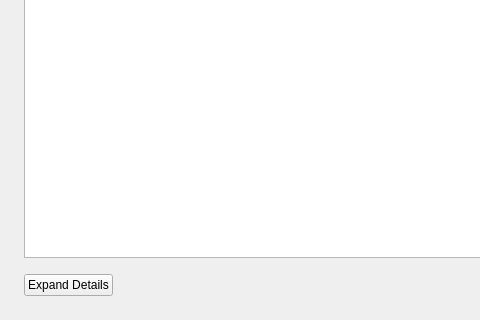
The window that src/qt/forms/offchaingovernance.ui (koifinance/NixCore) describes before a commit, drawn with Qt 5; both pictures show x 0 to 480 and y 280 to 600 of the 800 by 600 pixel window.
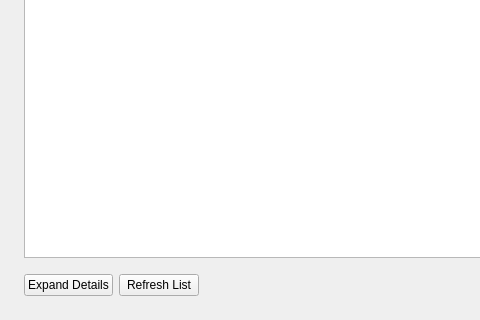
The same window after the commit.

Diff of the .ui file:
```diff
--- a/src/qt/forms/offchaingovernance.ui
+++ b/src/qt/forms/offchaingovernance.ui
@@ -156,6 +156,13 @@
            </property>
           </widget>
          </item>
+         <item>
+          <widget class="QPushButton" name="refreshListButton">
+           <property name="text">
+            <string>Refresh List</string>
+           </property>
+          </widget>
+         </item>
          <item>
           <spacer name="horizontalSpacer">
            <property name="orientation">
```
